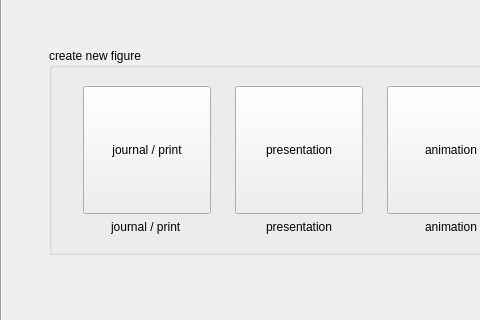
This is src/FiguresArea/ui/figures_area.ui in eidora-desktop/EIDORA as Qt 5 draws it before an edit; both pictures show x 0 to 480 and y 135 to 455 of the 890 by 547 pixel window. The edited form follows.
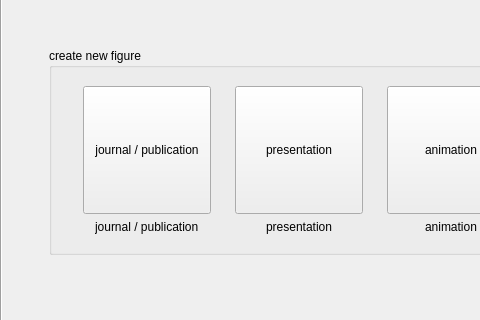
This is the edited form. Icons and pictures are not drawn.

Diff of the .ui file:
```diff
--- a/src/FiguresArea/ui/figures_area.ui
+++ b/src/FiguresArea/ui/figures_area.ui
@@ -318,7 +318,7 @@
                                <cursorShape>PointingHandCursor</cursorShape>
                               </property>
                               <property name="text">
-                               <string>journal / print</string>
+                               <string>journal / publication</string>
                               </property>
                               <property name="icon">
                                <iconset>
@@ -338,7 +338,7 @@
                             <item alignment="Qt::AlignmentFlag::AlignHCenter">
                              <widget class="QLabel" name="label">
                               <property name="text">
-                               <string>journal / print</string>
+                               <string>journal / publication</string>
                               </property>
                              </widget>
                             </item>
```
